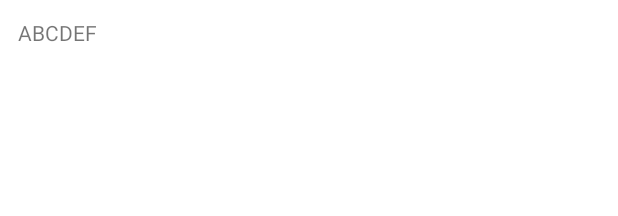
After one commit to interview-prep-platform/interview-prep-client, an Android app: the layout item_question.xml on its own in the app's theme, with its tools: preview values and no code run, on a phone screen of 412 x 824 dp. The commit adds this screen. Shown: the top 216 px of the screen. Run offline under Robolectric (Android 15) with nearby library versions, the light colour scheme and no system bars.

Commit message:
Implemented Question Adapter & Question Recycler View.

```diff
--- /dev/null
+++ b/app/src/main/res/layout/item_question.xml
@@ -0,0 +1,22 @@
+<?xml version="1.0" encoding="utf-8"?>
+
+<androidx.constraintlayout.widget.ConstraintLayout
+  xmlns:android="http://schemas.android.com/apk/res/android"
+  xmlns:app="http://schemas.android.com/apk/res-auto"
+  android:layout_width="match_parent"
+  android:layout_height="wrap_content"
+  xmlns:tools="http://schemas.android.com/tools"
+  android:padding="@dimen/half_static_spacing">
+
+  <TextView
+    android:id="@+id/question"
+    android:layout_width="0dp"
+    android:layout_height="wrap_content"
+    android:layout_margin="@dimen/half_dynamic_spacing"
+    app:layout_constraintTop_toTopOf="parent"
+    app:layout_constraintStart_toStartOf="parent"
+    app:layout_constraintBottom_toBottomOf="parent"
+    app:layout_constraintEnd_toEndOf="parent"
+    tools:text="ABCDEF"/>
+
+</androidx.constraintlayout.widget.ConstraintLayout>
--- a/app/src/main/res/values/dimens.xml
+++ b/app/src/main/res/values/dimens.xml
@@ -5,4 +5,6 @@
   <dimen name="nav_header_vertical_spacing">8dp</dimen>
   <dimen name="nav_header_height">176dp</dimen>
   <dimen name="fab_margin">16dp</dimen>
+  <dimen name="half_static_spacing">4dp</dimen>
+  <dimen name="half_dynamic_spacing">8dp</dimen>
 </resources>
```
Also changed, not shown: app/src/main/java/edu/cnm/deepdive/interviewprep/adapter/QuestionItemAdapter.java (added, +59 -0 lines), app/src/main/java/edu/cnm/deepdive/interviewprep/model/entity/Question.java (added, +34 -0 lines), app/src/main/res/layout/fragment_home.xml (+11 -11 lines).
